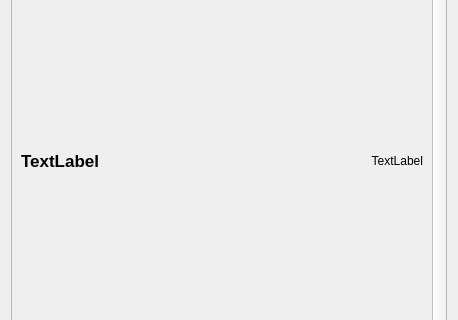
Above: gazupublisher/resources/views/TaskPanel.ui from cgwire/kitsu-publisher-deprecated before the change; both pictures show x 0 to 458 and y 227 to 547 of the 458 by 776 pixel window. Below: the same form after it.
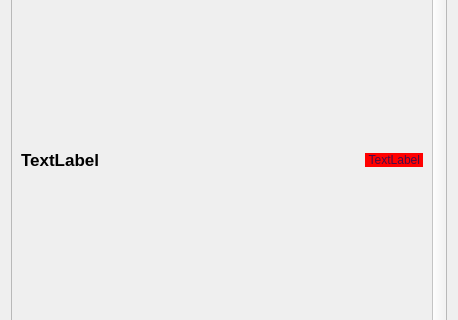
That is the form after the change.

Commit message: [NEW] Visual improvement of task header

Diff of the .ui file:
```diff
--- a/gazupublisher/resources/views/TaskPanel.ui
+++ b/gazupublisher/resources/views/TaskPanel.ui
@@ -120,7 +120,7 @@
            <number>0</number>
           </property>
           <item>
-           <widget class="QWidget" name="header_task" native="true">
+           <widget class="QFrame" name="header_task">
             <property name="sizePolicy">
              <sizepolicy hsizetype="Preferred" vsizetype="Fixed">
               <horstretch>0</horstretch>
@@ -130,10 +130,25 @@
             <property name="maximumSize">
              <size>
               <width>16777215</width>
-              <height>40</height>
+              <height>45</height>
              </size>
             </property>
+            <property name="styleSheet">
+             <string notr="true"/>
+            </property>
+            <property name="frameShape">
+             <enum>QFrame::NoFrame</enum>
+            </property>
+            <property name="frameShadow">
+             <enum>QFrame::Plain</enum>
+            </property>
+            <property name="lineWidth">
+             <number>1</number>
+            </property>
             <layout class="QHBoxLayout" name="horizontalLayout_2">
+             <property name="leftMargin">
+              <number>9</number>
+             </property>
              <item>
               <layout class="QHBoxLayout" name="horizontalLayout">
                <property name="spacing">
@@ -176,12 +191,18 @@
                  <property name="layoutDirection">
                   <enum>Qt::LeftToRight</enum>
                  </property>
+                 <property name="styleSheet">
+                  <string notr="true">margin-left: 10px; border-radius: 25px; background: red; color: #4A0C46;</string>
+                 </property>
                  <property name="frameShape">
-                  <enum>QFrame::NoFrame</enum>
+                  <enum>QFrame::Box</enum>
                  </property>
                  <property name="lineWidth">
                   <number>1</number>
                  </property>
+                 <property name="midLineWidth">
+                  <number>0</number>
+                 </property>
                  <property name="text">
                   <string>TextLabel</string>
                  </property>
```
The commit also changes 1 other file.
